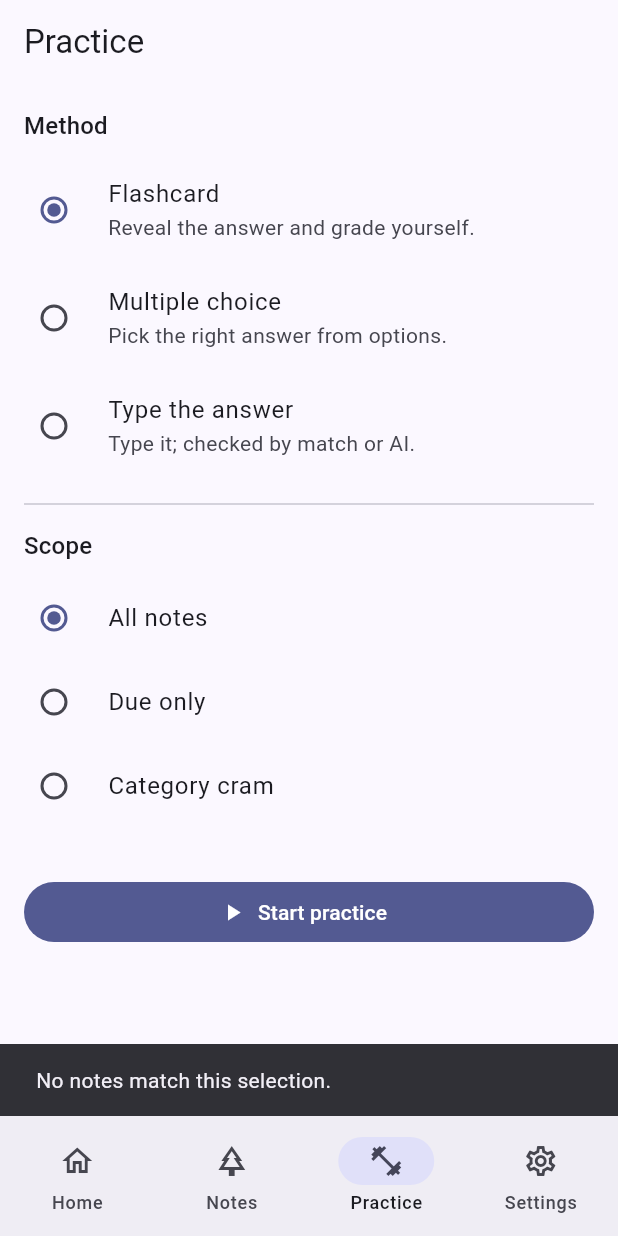
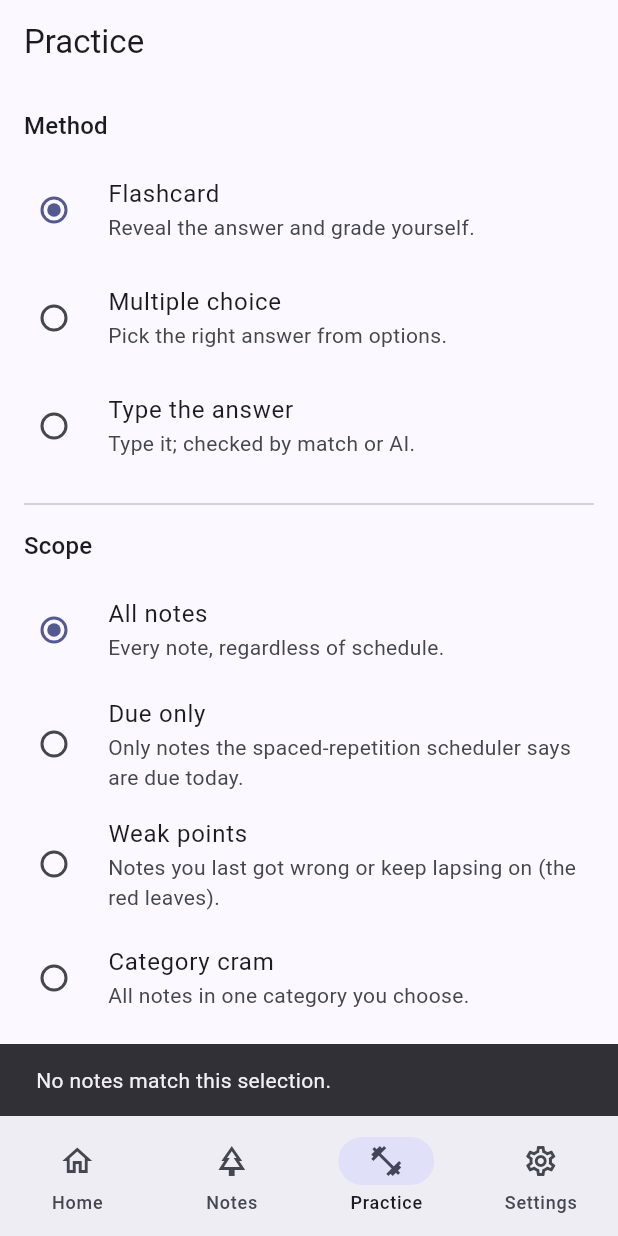
Before and after one commit to abekmurodov-cpu/tom_riddle, a Flutter app: the screen it shows after launch, item 3 of the bottom bar chosen, after a tap on "Start practice", on a phone screen of 412 x 824 dp. Run offline on Flutter 3.47's test engine with Material 3 defaults, Android fonts, the phone set to English and light mode, and no system bars; our stand-ins replace flutter_local_notifications, flutter_riverpod, flutter_timezone, hive_ce_flutter, image_picker, timezone; accounts and stored records are empty.

Commit message:
Add Gemini model picker, weak-points scope, cached MC quizzes, AI pre-gen for answerless notes
- Settings: pick the Gemini model (flash/pro/lite/2.0) — persisted
- Practice scopes now have descriptions ("Due only" = scheduler-due); new
  "Weak points" scope (last-wrong or repeatedly-lapsed notes)
- Notes cache a concise 4-option multiple-choice quiz (1 correct + 3 short
  distractors); generated on AI answer-generation and reused in practice
- Answer-less facts are now practiceable when Gemini is attached: the answer
  and quiz are generated on the fly and cached

Co-Authored-By: Claude Opus 4.8 <noreply@anthropic.com>

```diff
--- a/lib/src/data/settings_repository.dart
+++ b/lib/src/data/settings_repository.dart
@@ -12,6 +12,7 @@ class SettingsRepository {
   // Keys.
   static const String kThemeMode = 'themeMode';
   static const String kGeminiApiKey = 'geminiApiKey';
+  static const String kGeminiModel = 'geminiModel';
   static const String kTelegramBotToken = 'telegramBotToken';
   static const String kTelegramChatId = 'telegramChatId';
   static const String kTelegramUser = 'telegramUser';
--- a/lib/src/models/knowledge_item.dart
+++ b/lib/src/models/knowledge_item.dart
@@ -41,6 +41,8 @@ class KnowledgeItem {
     this.lastCorrect,
     this.lapses = 0,
     this.hasImage = false,
+    this.mcAnswer,
+    this.mcDistractors = const [],
   }) : updatedAt = updatedAt ?? createdAt;
 
   final String id;
@@ -72,7 +74,23 @@ class KnowledgeItem {
   /// Whether an image is attached (bytes live in the [ImageStore] keyed by id).
   final bool hasImage;
 
+  // --- Pre-generated multiple-choice quiz (concise, cached for practice) ---
+  /// Short correct answer used as the right option in multiple-choice practice
+  /// (a 1–2 sentence summary, not the full [back] detail).
+  final String? mcAnswer;
+
+  /// Three short plausible-but-wrong options paired with [mcAnswer].
+  final List<String> mcDistractors;
+
   bool get hasAnswer => back != null && back!.trim().isNotEmpty;
+
+  /// True once a full multiple-choice set (correct + ≥1 distractor) is cached.
+  bool get hasMcOptions =>
+      mcAnswer != null && mcAnswer!.trim().isNotEmpty && mcDistractors.isNotEmpty;
+
+  /// Weak point: recently missed, or lapsed repeatedly. Drives the "Weak points"
+  /// practice scope and the red tree leaves.
+  bool get isWeak => lastCorrect == false || lapses >= 2;
 
   bool isDue(DateTime now) => !dueDate.isAfter(now);
 
@@ -90,6 +108,8 @@ class KnowledgeItem {
     bool? lastCorrect,
     int? lapses,
     bool? hasImage,
+    String? mcAnswer,
+    List<String>? mcDistractors,
   }) {
     return KnowledgeItem(
       id: id,
@@ -107,6 +127,8 @@ class KnowledgeItem {
       lastCorrect: lastCorrect ?? this.lastCorrect,
       lapses: lapses ?? this.lapses,
       hasImage: hasImage ?? this.hasImage,
+      mcAnswer: mcAnswer ?? this.mcAnswer,
+      mcDistractors: mcDistractors ?? this.mcDistractors,
     );
   }
 
@@ -126,6 +148,8 @@ class KnowledgeItem {
         'lastCorrect': lastCorrect,
         'lapses': lapses,
         'hasImage': hasImage,
+        'mcAnswer': mcAnswer,
+        'mcDistractors': mcDistractors,
       };
 
   factory KnowledgeItem.fromMap(Map<String, dynamic> map) => KnowledgeItem(
@@ -151,6 +175,10 @@ class KnowledgeItem {
         lastCorrect: map['lastCorrect'] as bool?,
         lapses: (map['lapses'] as num?)?.toInt() ?? 0,
         hasImage: map['hasImage'] as bool? ?? false,
+        mcAnswer: map['mcAnswer'] as String?,
+        mcDistractors:
+            (map['mcDistractors'] as List?)?.map((e) => e.toString()).toList() ??
+                const [],
       );
 
   String toJson() => jsonEncode(toMap());
--- a/lib/src/practice/practice_models.dart
+++ b/lib/src/practice/practice_models.dart
@@ -23,12 +23,23 @@ enum PracticeMethod {
 enum PracticeScope {
   all,
   due,
+  weakPoints,
   category;
 
   String get label => switch (this) {
         PracticeScope.all => 'All notes',
         PracticeScope.due => 'Due only',
+        PracticeScope.weakPoints => 'Weak points',
         PracticeScope.category => 'Category cram',
+      };
+
+  String get blurb => switch (this) {
+        PracticeScope.all => 'Every note, regardless of schedule.',
+        PracticeScope.due =>
+          'Only notes the spaced-repetition scheduler says are due today.',
+        PracticeScope.weakPoints =>
+          'Notes you last got wrong or keep lapsing on (the red leaves).',
+        PracticeScope.category => 'All notes in one category you choose.',
       };
 }
 
@@ -45,21 +56,26 @@ class PracticeConfig {
   final String? category;
 
   /// Builds the queue from [all] (every note) and [due] (currently-due notes),
-  /// filtered by scope. Multiple-choice needs a recorded answer to quiz against,
-  /// so notes without a `back` are dropped for that method. Order is shuffled.
+  /// filtered by scope. Multiple-choice and type-the-answer need something to
+  /// quiz against: notes without a recorded answer are dropped — UNLESS an LLM
+  /// is attached ([canGenerate]), in which case they're kept and the answer/quiz
+  /// is generated at practice time. Order is shuffled.
   List<KnowledgeItem> buildQueue({
     required List<KnowledgeItem> all,
     required List<KnowledgeItem> due,
+    bool canGenerate = false,
   }) {
     Iterable<KnowledgeItem> pool = switch (scope) {
       PracticeScope.all => all,
       PracticeScope.due => due,
+      PracticeScope.weakPoints => all.where((i) => i.isWeak),
       PracticeScope.category =>
         all.where((i) => (i.category?.trim() ?? '') == category?.trim()),
     };
 
-    if (method == PracticeMethod.multipleChoice ||
-        method == PracticeMethod.typeAnswer) {
+    if ((method == PracticeMethod.multipleChoice ||
+            method == PracticeMethod.typeAnswer) &&
+        !canGenerate) {
       pool = pool.where((i) => i.hasAnswer);
     }
 
--- a/lib/src/ui/practice/practice_screen.dart
+++ b/lib/src/ui/practice/practice_screen.dart
@@ -1,6 +1,7 @@
 import 'package:flutter/material.dart';
 import 'package:flutter_riverpod/flutter_riverpod.dart';
 
+import '../../llm/llm_providers.dart';
 import '../../practice/practice_models.dart';
 import '../../providers/knowledge_providers.dart';
 import 'practice_session_screen.dart';
@@ -26,7 +27,8 @@ class _PracticeScreenState extends ConsumerState<PracticeScreen> {
     );
     final all = ref.read(notesSortedProvider);
     final due = ref.read(dueItemsProvider);
-    final queue = config.buildQueue(all: all, due: due);
+    final canGenerate = ref.read(llmProvider) != null;
+    final queue = config.buildQueue(all: all, due: due, canGenerate: canGenerate);
 
     if (queue.isEmpty) {
       ScaffoldMessenger.of(context).showSnackBar(
@@ -80,6 +82,7 @@ class _PracticeScreenState extends ConsumerState<PracticeScreen> {
                   RadioListTile<PracticeScope>(
                     value: s,
                     title: Text(s.label),
+                    subtitle: Text(s.blurb),
                     contentPadding: EdgeInsets.zero,
                   ),
               ],
--- a/lib/src/ui/settings_screen.dart
+++ b/lib/src/ui/settings_screen.dart
@@ -171,7 +171,10 @@ class _LlmSectionState extends ConsumerState<_LlmSection> {
       child: Padding(
         padding: const EdgeInsets.symmetric(horizontal: 16),
         child: attached
-            ? Row(
+            ? Column(
+                crossAxisAlignment: CrossAxisAlignment.start,
+                children: [
+                  Row(
                     children: [
                       const Icon(Icons.check_circle, color: Color(0xFF2E9E4F)),
                       const SizedBox(width: 12),
@@ -181,6 +184,31 @@ class _LlmSectionState extends ConsumerState<_LlmSection> {
                             ref.read(geminiKeyProvider.notifier).detach(),
                         icon: const Icon(Icons.link_off),
                         label: const Text('Detach'),
+                      ),
+                    ],
+                  ),
+                  const SizedBox(height: 8),
+                  InputDecorator(
+                    decoration: const InputDecoration(
+                      labelText: 'Model',
+                      border: OutlineInputBorder(),
+                      isDense: true,
+                    ),
+                    child: DropdownButtonHideUnderline(
+                      child: DropdownButton<String>(
+                        isExpanded: true,
+                        value: ref.watch(geminiModelProvider),
+                        items: [
+                          for (final m in kGeminiModels)
+                            DropdownMenuItem(value: m, child: Text(m)),
+                        ],
+                        onChanged: (m) {
+                          if (m != null) {
+                            ref.read(geminiModelProvider.notifier).set(m);
+                          }
+                        },
+                      ),
+                    ),
                   ),
                 ],
               )
```
Also changed, not shown: lib/src/llm/gemini_provider.dart (+20 -17 lines), lib/src/llm/llm_provider.dart (+14 -3 lines), lib/src/llm/llm_providers.dart (+29 -1 lines), lib/src/providers/knowledge_providers.dart (+11 -0 lines), lib/src/ui/capture_screen.dart (+22 -8 lines), lib/src/ui/practice/practice_session_screen.dart (+79 -29 lines), 1 other file. Lines whose indentation alone changed are shown as unchanged.
